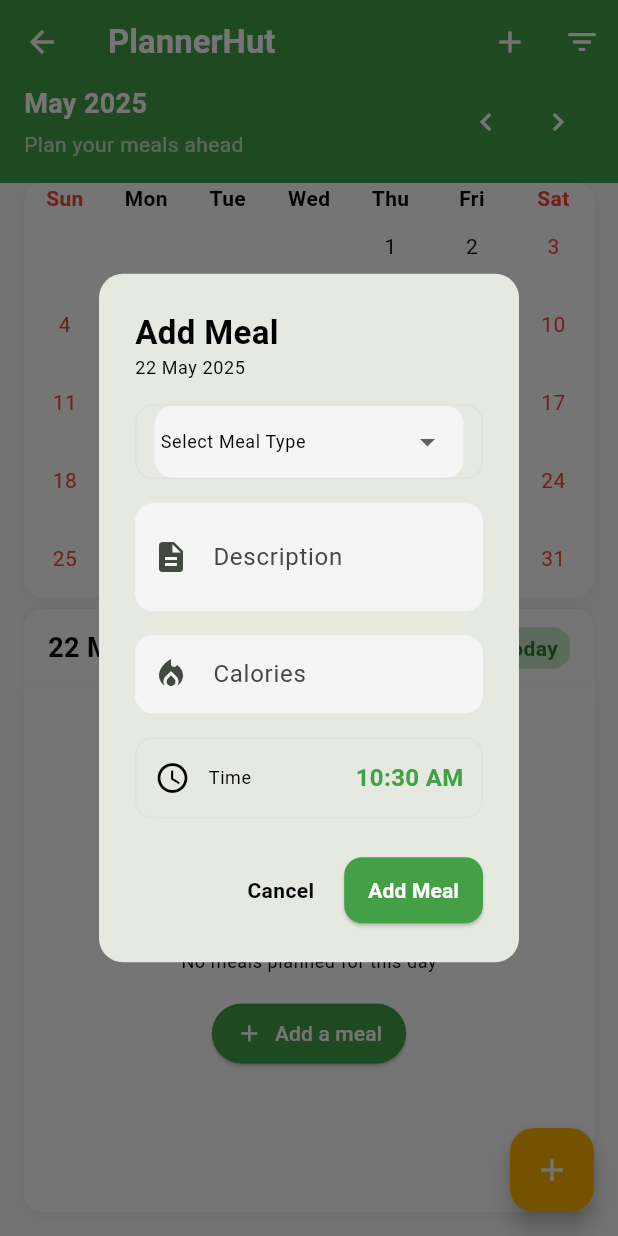
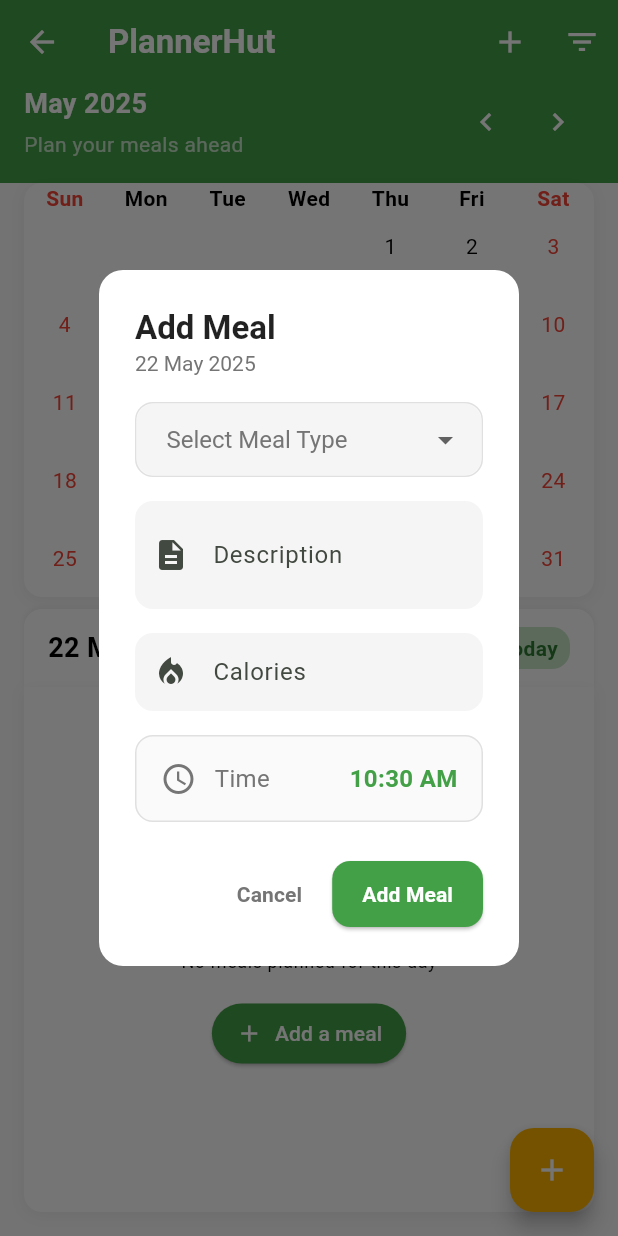
Before and after one commit to reymartjohneva/meal_planner, a Flutter app: the CalendarScreen screen opened directly with empty values, after a tap on the "chevron left" icon, after a tap on the "chevron right" icon, after a tap on "Add a meal", on a phone screen of 412 x 824 dp. Run offline on Flutter 3.47's test engine with Material 3 defaults, Android fonts, the light colour scheme and no system bars; drawn by our look-alikes of table_calendar; our stand-ins replace cloud_firestore, firebase_auth, firebase_core, flutter_local_notifications, shared_preferences, timezone; accounts and stored records are empty.

Commit message:
fix: fixes the add meal dialog

```diff
--- a/lib/main.dart
+++ b/lib/main.dart
@@ -10,9 +10,11 @@
 import 'pages/getting_started_page.dart';
 import 'services/firestore_service.dart';
 import 'services/theme_provider.dart';
+import 'services/notification_service.dart';
 
 void main() async {
   WidgetsFlutterBinding.ensureInitialized();
+  await NotificationService().init();
 
   await Firebase.initializeApp(
     options: DefaultFirebaseOptions.currentPlatform,
--- a/lib/screens/calendar_screen.dart
+++ b/lib/screens/calendar_screen.dart
@@ -53,7 +53,6 @@
 
   @override
   Widget build(BuildContext context) {
-    final isDarkMode = Theme.of(context).brightness == Brightness.dark;
     return Scaffold(
       backgroundColor: Theme.of(context).scaffoldBackgroundColor,
       appBar: AppBar(
@@ -718,6 +717,7 @@
         builder: (context, setState) {
           final isDarkMode = Theme.of(context).brightness == Brightness.dark;
           return AlertDialog(
+            backgroundColor: isDarkMode ? Colors.grey.shade900 : Colors.white,
             shape: RoundedRectangleBorder(
               borderRadius: BorderRadius.circular(16),
             ),
@@ -726,14 +726,18 @@
               children: [
                 Text(
                   'Add Meal',
-                  style: Theme.of(context).textTheme.bodyMedium?.copyWith(
+                  style: TextStyle(
                     fontSize: 22,
                     fontWeight: FontWeight.bold,
+                    color: isDarkMode ? Colors.white : Colors.black87,
                   ),
                 ),
                 Text(
                   '${_selectedDay.day} ${_monthName(_selectedDay.month)} ${_selectedDay.year}',
-                  style: Theme.of(context).textTheme.bodySmall,
+                  style: TextStyle(
+                    fontSize: 14,
+                    color: isDarkMode ? Colors.grey.shade400 : Colors.grey.shade600,
+                  ),
                 ),
               ],
             ),
@@ -741,42 +745,57 @@
               child: Column(
                 mainAxisSize: MainAxisSize.min,
                 children: [
+                  // Meal Type Dropdown
                   Container(
-                    padding: const EdgeInsets.symmetric(horizontal: 12),
                     decoration: BoxDecoration(
                       borderRadius: BorderRadius.circular(12),
-                      border: Border.all(color: isDarkMode ? Colors.grey.shade700 : Colors.grey.shade300),
+                      border: Border.all(
+                        color: isDarkMode ? Colors.grey.shade600 : Colors.grey.shade300,
+                        width: 1,
+                      ),
+                      color: isDarkMode ? Colors.grey.shade800 : Colors.grey.shade50,
                     ),
                     child: DropdownButtonHideUnderline(
                       child: DropdownButtonFormField<String>(
                         value: selectedMealType,
                         hint: Text(
                           'Select Meal Type',
-                          style: Theme.of(context).textTheme.bodySmall,
+                          style: TextStyle(
+                            color: isDarkMode ? Colors.grey.shade400 : Colors.grey.shade600,
+                          ),
                         ),
                         decoration: const InputDecoration(
                           border: InputBorder.none,
-                          contentPadding: EdgeInsets.symmetric(vertical: 10),
+                          contentPadding: EdgeInsets.symmetric(horizontal: 16, vertical: 12),
+                        ),
+                        dropdownColor: isDarkMode ? Colors.grey.shade800 : Colors.white,
+                        style: TextStyle(
+                          color: isDarkMode ? Colors.white : Colors.black87,
+                          fontSize: 16,
                         ),
                         onChanged: (String? newValue) {
                           setState(() {
                             selectedMealType = newValue;
                           });
                         },
-                        items: _mealTypeOptions
-                            .map<DropdownMenuItem<String>>((String value) {
+                        items: _mealTypeOptions.map<DropdownMenuItem<String>>((String value) {
                           final color = isDarkMode
-                              ? (_mealTypeColors[value]?.shade700 ?? Colors.grey.shade700)
-                              : (_mealTypeColors[value]?.shade400 ?? Colors.grey.shade400);
+                              ? (_mealTypeColors[value]?.shade400 ?? Colors.grey.shade400)
+                              : (_mealTypeColors[value]?.shade600 ?? Colors.grey.shade600);
                           final icon = _mealTypeIcons[value] ?? Icons.restaurant;
 
                           return DropdownMenuItem<String>(
                             value: value,
                             child: Row(
                               children: [
-                                Icon(icon, color: color),
-                                const SizedBox(width: 8),
-                                Text(value, style: Theme.of(context).textTheme.bodyMedium),
+                                Icon(icon, color: color, size: 20),
+                                const SizedBox(width: 12),
+                                Text(
+                                  value,
+                                  style: TextStyle(
+                                    color: isDarkMode ? Colors.white : Colors.black87,
+                                  ),
+                                ),
                               ],
                             ),
                           );
@@ -785,6 +804,8 @@
                     ),
                   ),
                   const SizedBox(height: 16),
+
+                  // Description Field
                   TextFormField(
                     controller: descriptionController,
                     decoration: InputDecoration(
@@ -819,6 +840,8 @@
                     style: Theme.of(context).textTheme.bodyMedium,
                   ),
                   const SizedBox(height: 16),
+
+                  // Time Picker
                   InkWell(
                     onTap: () async {
                       final TimeOfDay? timeOfDay = await showTimePicker(
@@ -843,18 +866,27 @@
                       }
                     },
                     child: Container(
-                      padding: const EdgeInsets.symmetric(vertical: 14, horizontal: 12),
+                      padding: const EdgeInsets.symmetric(vertical: 16, horizontal: 16),
                       decoration: BoxDecoration(
                         borderRadius: BorderRadius.circular(12),
-                        border: Border.all(color: isDarkMode ? Colors.grey.shade700 : Colors.grey.shade300),
+                        border: Border.all(
+                          color: isDarkMode ? Colors.grey.shade600 : Colors.grey.shade300,
+                        ),
+                        color: isDarkMode ? Colors.grey.shade800 : Colors.grey.shade50,
                       ),
                       child: Row(
                         children: [
-                          Icon(Icons.access_time, color: Theme.of(context).textTheme.bodySmall?.color),
+                          Icon(
+                            Icons.access_time,
+                            color: isDarkMode ? Colors.grey.shade400 : Colors.grey.shade600,
+                          ),
                           const SizedBox(width: 12),
                           Text(
                             'Time',
-                            style: Theme.of(context).textTheme.bodySmall,
+                            style: TextStyle(
+                              fontSize: 16,
+                              color: isDarkMode ? Colors.grey.shade400 : Colors.grey.shade600,
+                            ),
                           ),
                           const Spacer(),
                           Text(
@@ -876,8 +908,8 @@
               TextButton(
                 child: Text(
                   'Cancel',
-                  style: Theme.of(context).textTheme.bodyMedium?.copyWith(
-                    color: Theme.of(context).textTheme.bodySmall?.color,
+                  style: TextStyle(
+                    color: isDarkMode ? Colors.grey.shade400 : Colors.grey.shade600,
                     fontWeight: FontWeight.bold,
                   ),
                 ),
@@ -890,7 +922,7 @@
                   shape: RoundedRectangleBorder(
                     borderRadius: BorderRadius.circular(12),
                   ),
-                  padding: const EdgeInsets.symmetric(horizontal: 16, vertical: 12),
+                  padding: const EdgeInsets.symmetric(horizontal: 20, vertical: 12),
                 ),
                 child: const Text(
                   'Add Meal',
```
